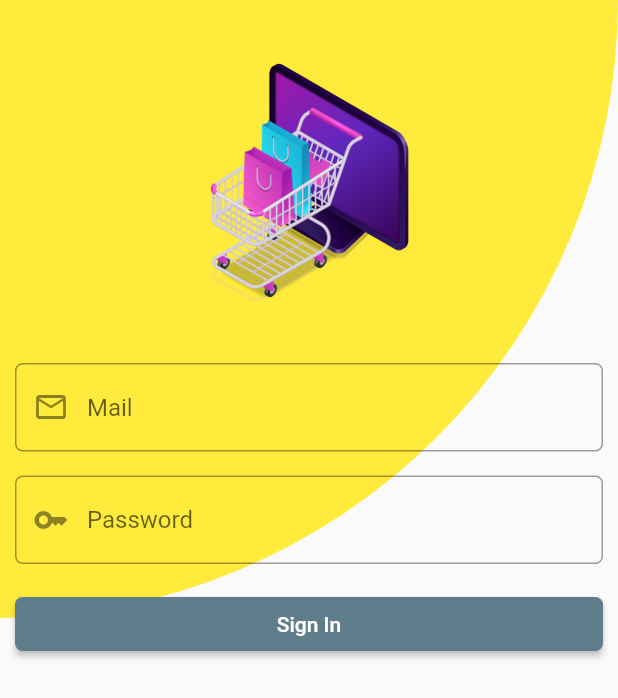
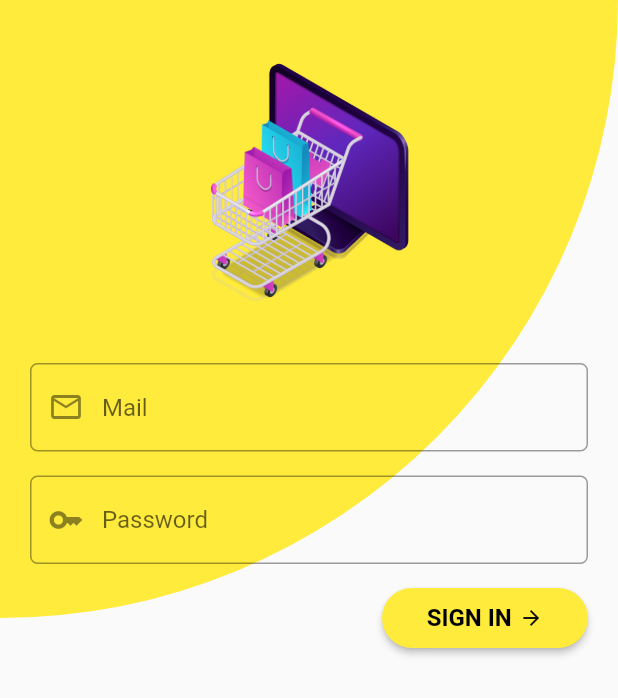
Before and after one commit to MizanurRemon/fake_store, a Flutter app: the screen it shows after launch, on a phone screen of 412 x 824 dp. Shown: the top 698 px of the screen. Run offline on Flutter 3.47's test engine with Material 2 defaults, Android fonts, the phone set to English and light mode, and no system bars; our stand-ins replace bottom_navy_bar, curved_navigation_bar, flashy_tab_bar2, fluttertoast, google_fonts and 1 more; missing offline and left inert: dart:ffi; Roboto replaces fonts that are missing (Acme).

Commit message:
Work commit

```diff
--- a/lib/screen/login_page.dart
+++ b/lib/screen/login_page.dart
@@ -1,6 +1,8 @@
 import 'dart:ffi';
-
+import 'package:fake_store/utils/alert/toast_alert.dart';
+import 'package:fake_store/utils/const/font_size.dart';
 import 'package:flutter/material.dart';
+import 'package:google_fonts/google_fonts.dart';
 
 class LoginPage extends StatefulWidget {
   const LoginPage({Key? key}) : super(key: key);
@@ -12,6 +14,15 @@ class LoginPage extends StatefulWidget {
 class _LoginPageState extends State<LoginPage> {
   var screenWidth = 0.0, screenHeight = 0.0;
   var value = 10.0;
+
+  var mailController = TextEditingController();
+  var passwordController = TextEditingController();
+
+  @override
+  void initState() {
+    // TODO: implement initState
+    super.initState();
+  }
 
   @override
   Widget build(BuildContext context) {
@@ -45,7 +56,7 @@ class _LoginPageState extends State<LoginPage> {
             ),
           ),
           Container(
-            padding: EdgeInsets.only(top: value*2, left: value, right: value),
+            padding: EdgeInsets.all(value * 2),
             child: Column(
               mainAxisAlignment: MainAxisAlignment.start,
               children: [
@@ -58,6 +69,7 @@ class _LoginPageState extends State<LoginPage> {
                   color: Colors.transparent,
                 ),
                 TextField(
+                  controller: mailController,
                   cursorColor: Colors.black,
                   style: TextStyle(color: Colors.black),
                   decoration: InputDecoration(
@@ -82,7 +94,9 @@ class _LoginPageState extends State<LoginPage> {
                   color: Colors.transparent,
                 ),
                 TextField(
+                  controller: passwordController,
                   cursorColor: Colors.black,
+                  obscureText: true,
                   style: const TextStyle(color: Colors.black),
                   decoration: InputDecoration(
                     focusedBorder: OutlineInputBorder(
@@ -106,23 +120,44 @@ class _LoginPageState extends State<LoginPage> {
                 const Divider(
                   color: Colors.transparent,
                 ),
-                Container(
-                  width: screenWidth,
-                  child: ElevatedButton(
-                    onPressed: () {},
-                    style: ButtonStyle(
-                      foregroundColor:
-                          MaterialStateProperty.all<Color>(Colors.white),
-                      backgroundColor:
-                          MaterialStateProperty.all<Color>(Colors.blueGrey),
-                      shape: MaterialStateProperty.all<RoundedRectangleBorder>(
-                        RoundedRectangleBorder(
-                          borderRadius: BorderRadius.circular(5),
+                Row(
+                  mainAxisAlignment: MainAxisAlignment.end,
+                  children: [
+                    Container(
+                      width: screenWidth / 3,
+                      height: 40,
+                      child: ElevatedButton(
+                        onPressed: () {
+                          sign_in();
+                        },
+                        style: ElevatedButton.styleFrom(
+                            shape: const StadiumBorder(),
+                            primary: Colors.yellow),
+                        child: Row(
+                          mainAxisAlignment: MainAxisAlignment.center,
+                          children: [
+                            Text(
+                              'Sign In'.toUpperCase(),
+                              style: GoogleFonts.acme(
+                                textStyle: TextStyle(
+                                    color: Colors.black,
+                                    fontWeight: FontWeight.bold,
+                                    fontSize: FontSize().MEDIUM),
+                              ),
+                            ),
+                            SizedBox(
+                              width: value / 2,
+                            ),
+                            Icon(
+                              Icons.arrow_forward,
+                              color: Colors.black,
+                              size: 16,
+                            )
+                          ],
                         ),
                       ),
-                    ),
-                    child: const Text('Sign In'),
-                  ),
+                    )
+                  ],
                 )
               ],
             ),
@@ -131,75 +166,25 @@ class _LoginPageState extends State<LoginPage> {
       ),
     );
   }
+
+  void sign_in() {
+    String mail = mailController.text;
+    String password = passwordController.text;
+
+
+    if(mail.isEmpty || password.isEmpty){
+
+      var error;
+      if(mail.isEmpty){
+        error = "imput mail";
+      }else{
+        error = "imput password";
+      }
+
+      ToastAlert().errorToast(error);
+    }else{
+      ToastAlert().successToast("success");
+
+    }
+  }
 }
-
-/*Column(
-        mainAxisAlignment: MainAxisAlignment.center,
-        children: [
-          TextField(
-            cursorColor: Colors.black,
-            style: TextStyle(color: Colors.black),
-            decoration: InputDecoration(
-              focusedBorder: OutlineInputBorder(
-                borderSide: BorderSide(color: Colors.black, width: 2.0),
-                borderRadius: BorderRadius.circular(5.0),
-              ),
-              hintText: 'Mail',
-              prefixIcon: Icon(Icons.mail_outline),
-              border: OutlineInputBorder(
-                borderRadius: BorderRadius.all(
-                  Radius.circular(5.0),
-                ),
-                borderSide: BorderSide(
-                  color: Colors.black,
-                  width: 1.0,
-                ),
-              ),
-            ),
-          ),
-          Divider(
-            color: Colors.transparent,
-          ),
-          TextField(
-            cursorColor: Colors.black,
-            style: const TextStyle(color: Colors.black),
-            decoration: InputDecoration(
-              focusedBorder: OutlineInputBorder(
-                borderSide: const BorderSide(color: Colors.black, width: 2.0),
-                borderRadius: BorderRadius.circular(5.0),
-              ),
-              hintText: 'Password',
-              prefixIcon: const Icon(Icons.key),
-              border: const OutlineInputBorder(
-                borderRadius: BorderRadius.all(
-                  Radius.circular(5.0),
-                ),
-                borderSide: BorderSide(
-                  color: Colors.black,
-                  width: 1.0,
-                ),
-              ),
-            ),
-          ),
-          const Divider(
-            color: Colors.transparent,
-          ),
-          Container(
-            width: screenWidth,
-            child: ElevatedButton(
-              onPressed: () {},
-              style: ButtonStyle(
-                foregroundColor: MaterialStateProperty.all<Color>(Colors.white),
-                backgroundColor:
-                    MaterialStateProperty.all<Color>(Colors.blueGrey),
-                shape: MaterialStateProperty.all<RoundedRectangleBorder>(
-                  RoundedRectangleBorder(
-                    borderRadius: BorderRadius.circular(5),
-                  ),
-                ),
-              ),
-              child: const Text('Sign In'),
-            ),
-          )
-        ],
-      )*/
--- a/pubspec.yaml
+++ b/pubspec.yaml
@@ -39,6 +39,7 @@ dependencies:
   flashy_tab_bar2: ^0.0.4
   shared_preferences: ^2.0.15
   fluttertoast: ^8.0.9
+  google_fonts: ^3.0.1
 
 dev_dependencies:
   flutter_test:
```
Also changed, not shown: pubspec.lock, 1 other file.
